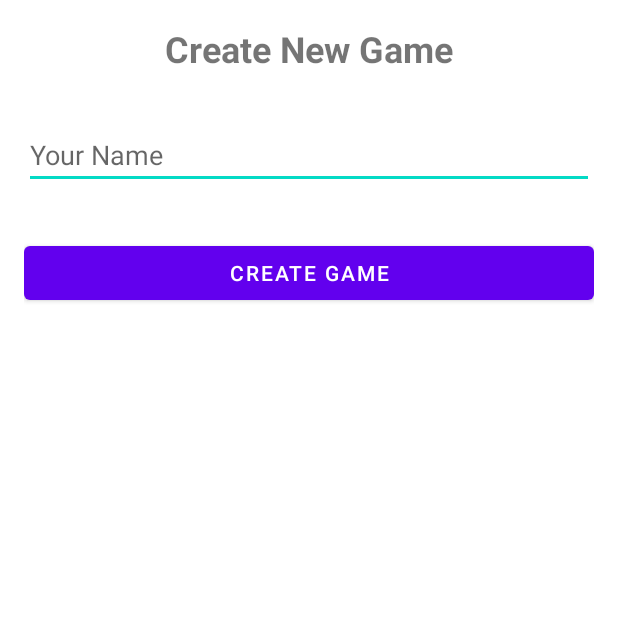
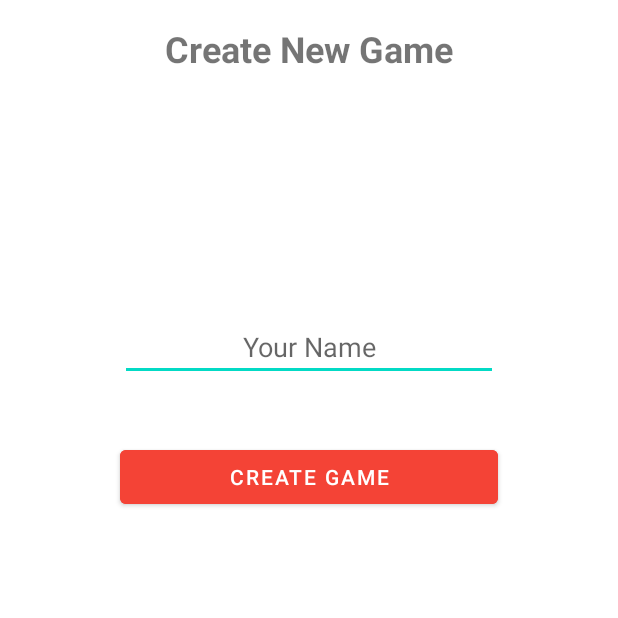
Before and after one commit to Palermo-Justice/palermo_justice_frontend, an Android app built with Jetpack Compose: the CreateGameActivity screen opened directly, with no data from a screen before it, on a phone screen of 412 x 824 dp, the top half of it. Run offline under Robolectric (Android 15) with nearby library versions, the phone set to English and light mode, and no system bars.

Commit message:
Slightly changed UI colours

```diff
--- a/app/src/main/res/layout/activity_create_game.xml
+++ b/app/src/main/res/layout/activity_create_game.xml
@@ -16,22 +16,34 @@
         app:layout_constraintStart_toStartOf="parent"
         app:layout_constraintTop_toTopOf="parent" />
 
+    <Button
+        android:id="@+id/buttonCreateGame"
+        android:layout_width="match_parent"
+        android:layout_height="wrap_content"
+        android:layout_marginStart="64dp"
+        android:layout_marginTop="40dp"
+        android:layout_marginEnd="64dp"
+        android:backgroundTint="#F44336"
+        android:text="Create Game"
+        app:layout_constraintEnd_toEndOf="parent"
+        app:layout_constraintHorizontal_bias="0.0"
+        app:layout_constraintStart_toStartOf="parent"
+        app:layout_constraintTop_toBottomOf="@id/editTextPlayerName" />
+
     <EditText
         android:id="@+id/editTextPlayerName"
         android:layout_width="match_parent"
         android:layout_height="wrap_content"
-        android:layout_marginTop="32dp"
+        android:layout_marginStart="64dp"
+        android:layout_marginTop="160dp"
+        android:layout_marginEnd="64dp"
         android:hint="Your Name"
         android:inputType="textPersonName"
+        android:textAlignment="center"
+        app:layout_constraintEnd_toEndOf="parent"
+        app:layout_constraintHorizontal_bias="0.0"
+        app:layout_constraintStart_toStartOf="parent"
         app:layout_constraintTop_toBottomOf="@id/textViewTitle" />
-
-    <Button
-        android:id="@+id/buttonCreateGame"
-        android:layout_width="match_parent"
-        android:layout_height="wrap_content"
-        android:layout_marginTop="32dp"
-        android:text="Create Game"
-        app:layout_constraintTop_toBottomOf="@id/editTextPlayerName" />
 
     <ProgressBar
         android:id="@+id/progressBar"
--- a/app/src/main/res/layout/fragment_night_phase.xml
+++ b/app/src/main/res/layout/fragment_night_phase.xml
@@ -78,6 +78,7 @@
             android:id="@+id/buttonPerformAction"
             android:layout_width="match_parent"
             android:layout_height="wrap_content"
+            android:backgroundTint="#F44336"
             android:text="Perform Role Action" />
 
         <TextView
--- a/gradle/libs.versions.toml
+++ b/gradle/libs.versions.toml
@@ -1,5 +1,5 @@
 [versions]
-agp = "8.8.0"
+agp = "8.9.1"
 kotlin = "2.0.0"
 coreKtx = "1.15.0"
 junit = "4.13.2"
```
Also changed, not shown: app/src/main/res/layout/activity_game.xml (+6 -5 lines), app/src/main/res/layout/activity_join_game.xml (+15 -0 lines), app/src/main/res/layout/activity_lobby.xml (+13 -3 lines), app/src/main/res/layout/activity_main.xml (+14 -4 lines), app/src/main/res/layout/activity_role_action.xml (+5 -4 lines), app/src/main/res/layout/fragment_day_phase.xml (+10 -5 lines), app/src/main/res/drawable/pj_icon.png, app/src/main/res/mipmap-hdpi/pj_icon.png (deleted), gradle/wrapper/gradle-wrapper.properties.
